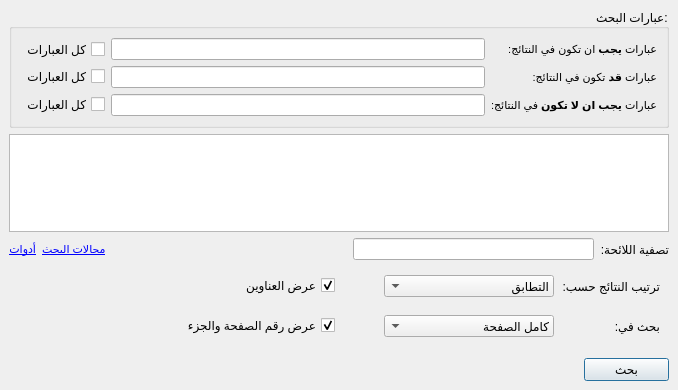
The window that src/searchwidget.ui (boussouira/moltaqa) describes before a commit, drawn with Qt 5.
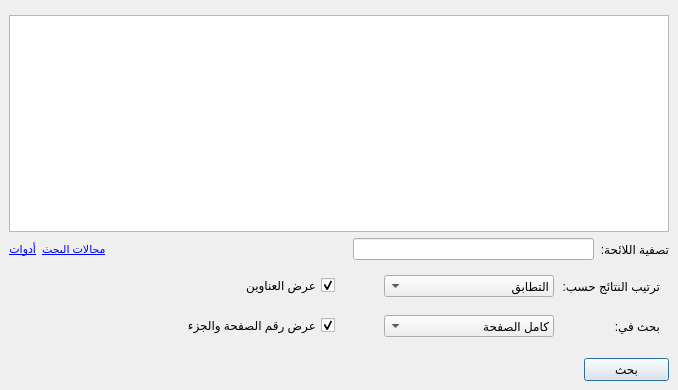
The same window after the commit. Custom widgets are drawn as their Qt base class.

Commit message: Add a search query widget

Patch:
```diff
--- a/src/searchwidget.ui
+++ b/src/searchwidget.ui
@@ -28,95 +28,10 @@
      <widget class="QWidget" name="page">
       <layout class="QVBoxLayout" name="verticalLayout">
        <item>
-        <widget class="QGroupBox" name="groupBox">
+        <widget class="SearchQueryWidget" name="searchQueryWidget" native="true">
          <property name="layoutDirection">
           <enum>Qt::RightToLeft</enum>
          </property>
-         <property name="title">
-          <string>عبارات البحث:</string>
-         </property>
-         <layout class="QVBoxLayout" name="verticalLayout_2">
-          <item>
-           <layout class="QGridLayout" name="gridLayout">
-            <item row="0" column="0">
-             <widget class="QLabel" name="label">
-              <property name="text">
-               <string>&lt;!DOCTYPE HTML PUBLIC &quot;-//W3C//DTD HTML 4.0//EN&quot; &quot;http://www.w3.org/TR/REC-html40/strict.dtd&quot;&gt;
-&lt;html&gt;&lt;head&gt;&lt;meta name=&quot;qrichtext&quot; content=&quot;1&quot; /&gt;&lt;style type=&quot;text/css&quot;&gt;
-p, li { white-space: pre-wrap; }
-&lt;/style&gt;&lt;/head&gt;&lt;body style=&quot; font-family:'MS Shell Dlg 2'; font-size:8.25pt; font-weight:400; font-style:normal;&quot;&gt;
-&lt;p dir='rtl' style=&quot; margin-top:0px; margin-bottom:0px; margin-left:0px; margin-right:0px; -qt-block-indent:0; text-indent:0px;&quot;&gt;&lt;span style=&quot; font-size:8pt;&quot;&gt;عبارات &lt;/span&gt;&lt;span style=&quot; font-size:8pt; font-weight:600;&quot;&gt;يجب&lt;/span&gt;&lt;span style=&quot; font-size:8pt;&quot;&gt; ان تكون في النتائج:&lt;/span&gt;&lt;/p&gt;&lt;/body&gt;&lt;/html&gt;</string>
-              </property>
-             </widget>
-            </item>
-            <item row="0" column="2">
-             <widget class="QCheckBox" name="checkQueryMust">
-              <property name="sizePolicy">
-               <sizepolicy hsizetype="Minimum" vsizetype="Preferred">
-                <horstretch>0</horstretch>
-                <verstretch>0</verstretch>
-               </sizepolicy>
-              </property>
-              <property name="text">
-               <string>كل العبارات</string>
-              </property>
-             </widget>
-            </item>
-            <item row="1" column="0">
-             <widget class="QLabel" name="label_2">
-              <property name="text">
-               <string>&lt;!DOCTYPE HTML PUBLIC &quot;-//W3C//DTD HTML 4.0//EN&quot; &quot;http://www.w3.org/TR/REC-html40/strict.dtd&quot;&gt;
-&lt;html&gt;&lt;head&gt;&lt;meta name=&quot;qrichtext&quot; content=&quot;1&quot; /&gt;&lt;style type=&quot;text/css&quot;&gt;
-p, li { white-space: pre-wrap; }
-&lt;/style&gt;&lt;/head&gt;&lt;body style=&quot; font-family:'MS Shell Dlg 2'; font-size:8.25pt; font-weight:400; font-style:normal;&quot;&gt;
-&lt;p dir='rtl' style=&quot; margin-top:0px; margin-bottom:0px; margin-left:0px; margin-right:0px; -qt-block-indent:0; text-indent:0px;&quot;&gt;&lt;span style=&quot; font-size:8pt;&quot;&gt;عبارات &lt;/span&gt;&lt;span style=&quot; font-size:8pt; font-weight:600;&quot;&gt;قد&lt;/span&gt;&lt;span style=&quot; font-size:8pt;&quot;&gt; تكون في النتائج:&lt;/span&gt;&lt;/p&gt;&lt;/body&gt;&lt;/html&gt;</string>
-              </property>
-             </widget>
-            </item>
-            <item row="2" column="0">
-             <widget class="QLabel" name="label_3">
-              <property name="text">
-               <string>&lt;!DOCTYPE HTML PUBLIC &quot;-//W3C//DTD HTML 4.0//EN&quot; &quot;http://www.w3.org/TR/REC-html40/strict.dtd&quot;&gt;
-&lt;html&gt;&lt;head&gt;&lt;meta name=&quot;qrichtext&quot; content=&quot;1&quot; /&gt;&lt;style type=&quot;text/css&quot;&gt;
-p, li { white-space: pre-wrap; }
-&lt;/style&gt;&lt;/head&gt;&lt;body style=&quot; font-family:'MS Shell Dlg 2'; font-size:8.25pt; font-weight:400; font-style:normal;&quot;&gt;
-&lt;p dir='rtl' style=&quot; margin-top:0px; margin-bottom:0px; margin-left:0px; margin-right:0px; -qt-block-indent:0; text-indent:0px;&quot;&gt;&lt;span style=&quot; font-size:8pt;&quot;&gt;عبارات&lt;/span&gt;&lt;span style=&quot; font-size:8pt; font-weight:600;&quot;&gt; يجب ان لا تكون&lt;/span&gt;&lt;span style=&quot; font-size:8pt;&quot;&gt; في النتائج:&lt;/span&gt;&lt;/p&gt;&lt;/body&gt;&lt;/html&gt;</string>
-              </property>
-             </widget>
-            </item>
-            <item row="2" column="1">
-             <widget class="FilterLineEdit" name="lineQueryShouldNot"/>
-            </item>
-            <item row="2" column="2">
-             <widget class="QCheckBox" name="checkQueryShouldNot">
-              <property name="text">
-               <string>كل العبارات</string>
-              </property>
-             </widget>
-            </item>
-            <item row="0" column="1">
-             <widget class="FilterLineEdit" name="lineQueryMust">
-              <property name="sizePolicy">
-               <sizepolicy hsizetype="Preferred" vsizetype="Minimum">
-                <horstretch>0</horstretch>
-                <verstretch>0</verstretch>
-               </sizepolicy>
-              </property>
-             </widget>
-            </item>
-            <item row="1" column="2">
-             <widget class="QCheckBox" name="checkQueryShould">
-              <property name="text">
-               <string>كل العبارات</string>
-              </property>
-             </widget>
-            </item>
-            <item row="1" column="1">
-             <widget class="FilterLineEdit" name="lineQueryShould"/>
-            </item>
-           </layout>
-          </item>
-         </layout>
         </widget>
        </item>
        <item>
@@ -415,6 +330,12 @@
    <extends>QLineEdit</extends>
    <header>filterlineedit.h</header>
   </customwidget>
+  <customwidget>
+   <class>SearchQueryWidget</class>
+   <extends>QWidget</extends>
+   <header>searchquerywidget.h</header>
+   <container>1</container>
+  </customwidget>
  </customwidgets>
  <tabstops>
   <tabstop>lineQueryMust</tabstop>
```
Left out of the diff: 6 changed lines with no effect on the pictures. The commit also changes 8 other files.
